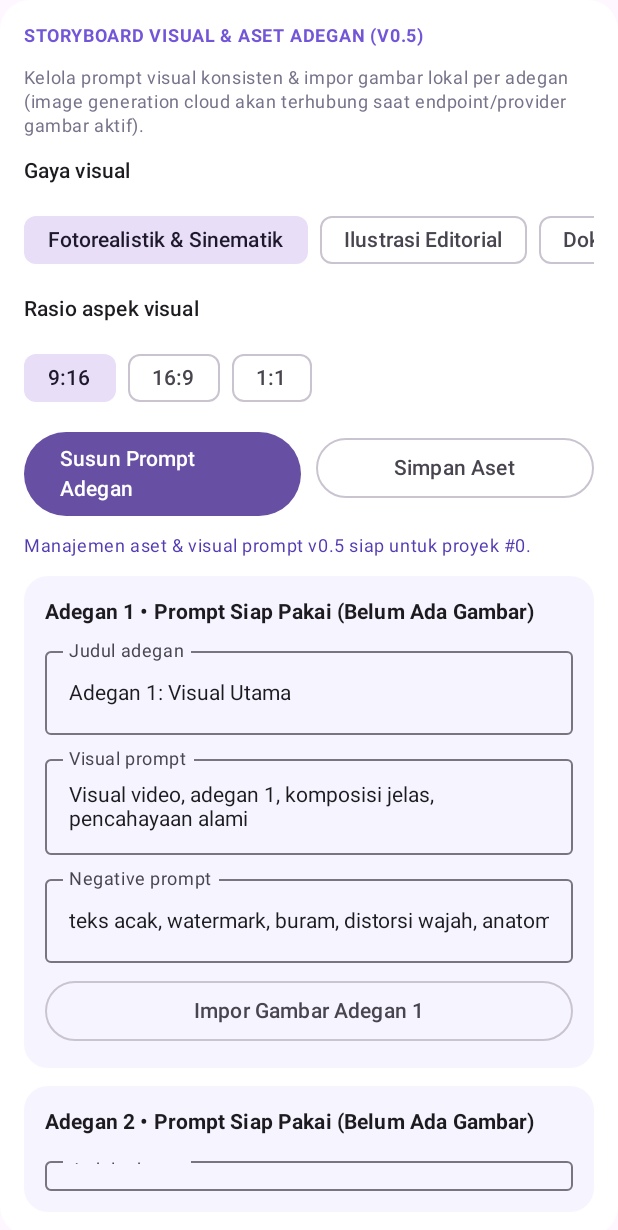
After one commit to tokur07/ai-video-studio, an Android app built with Jetpack Compose: the composable StoryboardVisualSection called with empty values, on a phone screen of 412 x 824 dp. The commit adds this screen. Shown: the top 1230 px of the screen. Run offline under Robolectric (Android 15) with nearby library versions, the phone set to English and light mode, and no system bars.

Commit message:
feat(v0.5): add storyboard visual prompts, scene asset import, and persistence on main

```diff
--- /dev/null
+++ b/android/app/src/main/java/com/aivideostudio/app/model/StoryboardVisualModels.kt
@@ -0,0 +1,20 @@
+package com.aivideostudio.app.model
+
+data class SceneVisualAsset(
+    val sceneNumber: Int,
+    val sceneTitle: String,
+    val visualPrompt: String,
+    val negativePrompt: String = "teks acak, watermark, buram, distorsi wajah, anatomi cacat",
+    val cameraShot: String = "Medium Shot",
+    val aspectRatio: String = "9:16",
+    val localImageUri: String = "",
+    val assetSourceLabel: String = "Prompt Siap Pakai (Belum Ada Gambar)"
+)
+
+data class StoryboardVisualBundle(
+    val projectId: Long,
+    val aspectRatio: String = "9:16",
+    val visualStyle: String = "Fotorealistik & Sinematik",
+    val assets: List<SceneVisualAsset> = emptyList(),
+    val updatedAt: Long = System.currentTimeMillis()
+)
--- /dev/null
+++ b/android/app/src/main/java/com/aivideostudio/app/ui/StoryboardVisualSection.kt
@@ -0,0 +1,297 @@
+package com.aivideostudio.app.ui
+
+import android.content.Context
+import androidx.compose.foundation.background
+import androidx.compose.foundation.horizontalScroll
+import androidx.compose.foundation.layout.*
+import androidx.compose.foundation.rememberScrollState
+import androidx.compose.foundation.shape.RoundedCornerShape
+import androidx.compose.material3.*
+import androidx.compose.runtime.*
+import androidx.compose.ui.Modifier
+import androidx.compose.ui.graphics.Color
+import androidx.compose.ui.text.font.FontWeight
+import androidx.compose.ui.unit.dp
+import com.aivideostudio.app.model.SceneVisualAsset
+import com.aivideostudio.app.model.StoryboardVisualBundle
+import org.json.JSONArray
+import org.json.JSONObject
+
+private val VISUAL_STYLES = listOf(
+    "Fotorealistik & Sinematik",
+    "Ilustrasi Editorial",
+    "Dokumenter Arsip & Nyata",
+    "Animasi 2D Bersih"
+)
+
+private val VISUAL_RATIOS = listOf("9:16", "16:9", "1:1")
+private val SHOT_TYPES = listOf("Wide Shot", "Medium Shot", "Close-Up", "Tracking Shot")
+
+private const val PREFS_NAME = "ai_video_studio"
+
+private fun loadVisualBundle(
+    context: Context,
+    projectId: Long,
+    fallbackTitle: String
+): StoryboardVisualBundle {
+    val defaultAssets = (1..4).map { idx ->
+        SceneVisualAsset(
+            sceneNumber = idx,
+            sceneTitle = "Adegan $idx: ${fallbackTitle.ifBlank { "Visual Utama" }}",
+            visualPrompt = "${fallbackTitle.ifBlank { "Visual video" }}, adegan $idx, komposisi jelas, pencahayaan alami",
+            aspectRatio = "9:16"
+        )
+    }
+    val fallback = StoryboardVisualBundle(
+        projectId = projectId,
+        assets = defaultAssets
+    )
+    return try {
+        val raw = context.getSharedPreferences(PREFS_NAME, Context.MODE_PRIVATE)
+            .getString("v05_visual_$projectId", null) ?: return fallback
+        val root = JSONObject(raw)
+        val arr = root.optJSONArray("assets") ?: JSONArray()
+        val parsedAssets = (0 until arr.length()).map { idx ->
+            val o = arr.optJSONObject(idx) ?: JSONObject()
+            SceneVisualAsset(
+                sceneNumber = o.optInt("sceneNumber", idx + 1),
+                sceneTitle = o.optString("sceneTitle", "Adegan ${idx + 1}"),
+                visualPrompt = o.optString("visualPrompt", ""),
+                negativePrompt = o.optString("negativePrompt", "teks acak, watermark, buram"),
+                cameraShot = o.optString("cameraShot", "Medium Shot"),
+                aspectRatio = o.optString("aspectRatio", root.optString("aspectRatio", "9:16")),
+                localImageUri = o.optString("localImageUri", ""),
+                assetSourceLabel = o.optString("assetSourceLabel", "Prompt Siap Pakai (Belum Ada Gambar)")
+            )
+        }
+        StoryboardVisualBundle(
+            projectId = projectId,
+            aspectRatio = root.optString("aspectRatio", "9:16"),
+            visualStyle = root.optString("visualStyle", "Fotorealistik & Sinematik"),
+            assets = if (parsedAssets.isNotEmpty()) parsedAssets else defaultAssets,
+            updatedAt = root.optLong("updatedAt", System.currentTimeMillis())
+        )
+    } catch (_: Exception) {
+        fallback
+    }
+}
+
+private fun saveVisualBundle(context: Context, bundle: StoryboardVisualBundle) {
+    val arr = JSONArray().apply {
+        bundle.assets.forEach { a ->
+            put(JSONObject().apply {
+                put("sceneNumber", a.sceneNumber)
+                put("sceneTitle", a.sceneTitle)
+                put("visualPrompt", a.visualPrompt)
+                put("negativePrompt", a.negativePrompt)
+                put("cameraShot", a.cameraShot)
+                put("aspectRatio", a.aspectRatio)
+                put("localImageUri", a.localImageUri)
+                put("assetSourceLabel", a.assetSourceLabel)
+            })
+        }
+    }
+    val root = JSONObject().apply {
+        put("projectId", bundle.projectId)
+        put("aspectRatio", bundle.aspectRatio)
+        put("visualStyle", bundle.visualStyle)
+        put("assets", arr)
+        put("updatedAt", System.currentTimeMillis())
+    }
+    context.getSharedPreferences(PREFS_NAME, Context.MODE_PRIVATE)
+        .edit().putString("v05_visual_${bundle.projectId}", root.toString()).apply()
+}
+
+@Composable
+fun StoryboardVisualSection(
+    context: Context,
+    projectId: Long,
+    projectTitle: String,
+    projectType: String,
+    pickedImageUri: String?,
+    onClearPickedImage: () -> Unit,
+    onRequestPickImage: (Int) -> Unit
+) {
+    val initial = remember(projectId) {
+        loadVisualBundle(context, projectId, projectTitle)
+    }
+
+    var bundle by remember(projectId) { mutableStateOf(initial) }
+    var activePickScene by remember(projectId) { mutableStateOf<Int?>(null) }
+    var statusText by remember(projectId) {
+        mutableStateOf("Manajemen aset & visual prompt v0.5 siap untuk proyek #$projectId.")
+    }
+
+    LaunchedEffect(pickedImageUri, activePickScene) {
+        val targetScene = activePickScene
+        val uri = pickedImageUri
+        if (targetScene != null && !uri.isNullOrBlank()) {
+            val updatedAssets = bundle.assets.map { asset ->
+                if (asset.sceneNumber == targetScene) {
+                    asset.copy(
+                        localImageUri = uri,
+                        assetSourceLabel = "Gambar Diimpor dari Perangkat"
+                    )
+                } else {
+                    asset
+                }
+            }
+            val updated = bundle.copy(assets = updatedAssets, updatedAt = System.currentTimeMillis())
+            bundle = updated
+            saveVisualBundle(context, updated)
+            statusText = "Gambar adegan #$targetScene berhasil diimpor dan disimpan."
+            activePickScene = null
+            onClearPickedImage()
+        }
+    }
+
+    fun rebuildPromptsFromTopic() {
+        val topicClean = projectTitle.trim().ifEmpty { "Topik Video" }
+        val rebuilt = bundle.assets.mapIndexed { index, item ->
+            val shot = SHOT_TYPES[index % SHOT_TYPES.size]
+            val prompt = "$topicClean, ${item.sceneTitle}, $shot, gaya ${bundle.visualStyle.lowercase()}, format $projectType, rasio ${bundle.aspectRatio}, pencahayaan konsisten, tanpa teks tertanam"
+            item.copy(
+                cameraShot = shot,
+                aspectRatio = bundle.aspectRatio,
+                visualPrompt = prompt
+            )
+        }
+        val updated = bundle.copy(assets = rebuilt, updatedAt = System.currentTimeMillis())
+        bundle = updated
+        saveVisualBundle(context, updated)
+        statusText = "Prompt visual seluruh adegan diperbarui (${bundle.visualStyle}, ${bundle.aspectRatio})."
+    }
+
+    Card(
+        shape = RoundedCornerShape(20.dp),
+        colors = CardDefaults.cardColors(containerColor = Color.White),
+        modifier = Modifier.fillMaxWidth()
+    ) {
+        Column(Modifier.padding(16.dp), verticalArrangement = Arrangement.spacedBy(12.dp)) {
+            Text(
+                "STORYBOARD VISUAL & ASET ADEGAN (V0.5)",
+                color = Color(0xFF7356D8),
+                style = MaterialTheme.typography.labelMedium,
+                fontWeight = FontWeight.Bold
+            )
+            Text(
+                "Kelola prompt visual konsisten & impor gambar lokal per adegan (image generation cloud akan terhubung saat endpoint/provider gambar aktif).",
+                color = Color(0xFF77738A),
+                style = MaterialTheme.typography.bodySmall
+            )
+
+            Text("Gaya visual", fontWeight = FontWeight.SemiBold, style = MaterialTheme.typography.labelLarge)
+            Row(
+                modifier = Modifier.horizontalScroll(rememberScrollState()),
+                horizontalArrangement = Arrangement.spacedBy(8.dp)
+            ) {
+                for (style in VISUAL_STYLES) {
+                    FilterChip(
+                        selected = bundle.visualStyle == style,
+                        onClick = { bundle = bundle.copy(visualStyle = style) },
+                        label = { Text(style, maxLines = 1) }
+                    )
+                }
+            }
+
+            Text("Rasio aspek visual", fontWeight = FontWeight.SemiBold, style = MaterialTheme.typography.labelLarge)
+            Row(horizontalArrangement = Arrangement.spacedBy(8.dp)) {
+                for (ratio in VISUAL_RATIOS) {
+                    FilterChip(
+                        selected = bundle.aspectRatio == ratio,
+                        onClick = { bundle = bundle.copy(aspectRatio = ratio) },
+                        label = { Text(ratio) }
+                    )
+                }
+            }
+
+            Row(horizontalArrangement = Arrangement.spacedBy(10.dp), modifier = Modifier.fillMaxWidth()) {
+                Button(
+                    onClick = { rebuildPromptsFromTopic() },
+                    modifier = Modifier.weight(1f)
+                ) {
+                    Text("Susun Prompt Adegan")
+                }
+                OutlinedButton(
+                    onClick = {
+                        saveVisualBundle(context, bundle)
+                        statusText = "Aset & prompt visual v0.5 disimpan ke proyek #$projectId."
+                    },
+                    modifier = Modifier.weight(1f)
+                ) {
+                    Text("Simpan Aset")
+                }
+            }
+
+            Text(statusText, color = Color(0xFF543BB2), style = MaterialTheme.typography.bodySmall)
+
+            for ((idx, asset) in bundle.assets.withIndex()) {
+                Card(
+                    shape = RoundedCornerShape(16.dp),
+                    colors = CardDefaults.cardColors(containerColor = Color(0xFFF1EDFF).copy(alpha = 0.6f)),
+                    modifier = Modifier.fillMaxWidth()
+                ) {
+                    Column(Modifier.padding(14.dp), verticalArrangement = Arrangement.spacedBy(8.dp)) {
+                        Text(
+                            "Adegan ${asset.sceneNumber} • ${asset.assetSourceLabel}",
+                            fontWeight = FontWeight.Bold,
+                            style = MaterialTheme.typography.titleSmall
+                        )
+                        OutlinedTextField(
+                            value = asset.sceneTitle,
+                            onValueChange = { newTitle ->
+                                val next = bundle.assets.mapIndexed { i, it ->
+                                    if (i == idx) it.copy(sceneTitle = newTitle) else it
+                                }
+                                bundle = bundle.copy(assets = next)
+                            },
+                            label = { Text("Judul adegan") },
+                            singleLine = true,
+                            modifier = Modifier.fillMaxWidth()
+                        )
+                        OutlinedTextField(
+                            value = asset.visualPrompt,
+                            onValueChange = { newPrompt ->
+                                val next = bundle.assets.mapIndexed { i, it ->
+                                    if (i == idx) it.copy(visualPrompt = newPrompt) else it
+                                }
+                                bundle = bundle.copy(assets = next)
+                            },
+                            label = { Text("Visual prompt") },
+                            minLines = 2,
+                            modifier = Modifier.fillMaxWidth()
+                        )
+                        OutlinedTextField(
+                            value = asset.negativePrompt,
+                            onValueChange = { newNeg ->
+                                val next = bundle.assets.mapIndexed { i, it ->
+                                    if (i == idx) it.copy(negativePrompt = newNeg) else it
+                                }
+                                bundle = bundle.copy(assets = next)
+                            },
+                            label = { Text("Negative prompt") },
+                            singleLine = true,
+                            modifier = Modifier.fillMaxWidth()
+                        )
+                        if (asset.localImageUri.isNotBlank()) {
+                            Text(
+                                "Aset terpasang: ${asset.localImageUri}",
+                                color = Color(0xFF247B5B),
+                                style = MaterialTheme.typography.bodySmall
+                            )
+                        }
+                        OutlinedButton(
+                            onClick = {
+                                activePickScene = asset.sceneNumber
+                                onRequestPickImage(asset.sceneNumber)
+                            },
+                            modifier = Modifier.fillMaxWidth()
+                        ) {
+                            Text("Impor Gambar Adegan ${asset.sceneNumber}")
+                        }
+                    }
+                }
+            }
+        }
+    }
+}
```
Also changed, not shown: android/app/src/main/java/com/aivideostudio/app/MainActivity.kt (+35 -5 lines).
